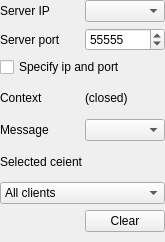
First picture: the form in src/toolsui/SAKSocketServerToolUi.ui, repository x-tools-author/x-tools, before the edit.
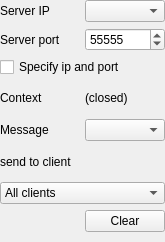
Second picture: the form after the edit. Custom widgets are drawn as their Qt base class.

Commit message: chore: update files of project

```diff
--- a/src/toolsui/SAKSocketServerToolUi.ui
+++ b/src/toolsui/SAKSocketServerToolUi.ui
@@ -110,7 +110,7 @@
    <item row="5" column="0" colspan="2">
     <widget class="QLabel" name="label_3">
      <property name="text">
-      <string>Selected ceient</string>
+      <string>send to client</string>
      </property>
     </widget>
    </item>
```
